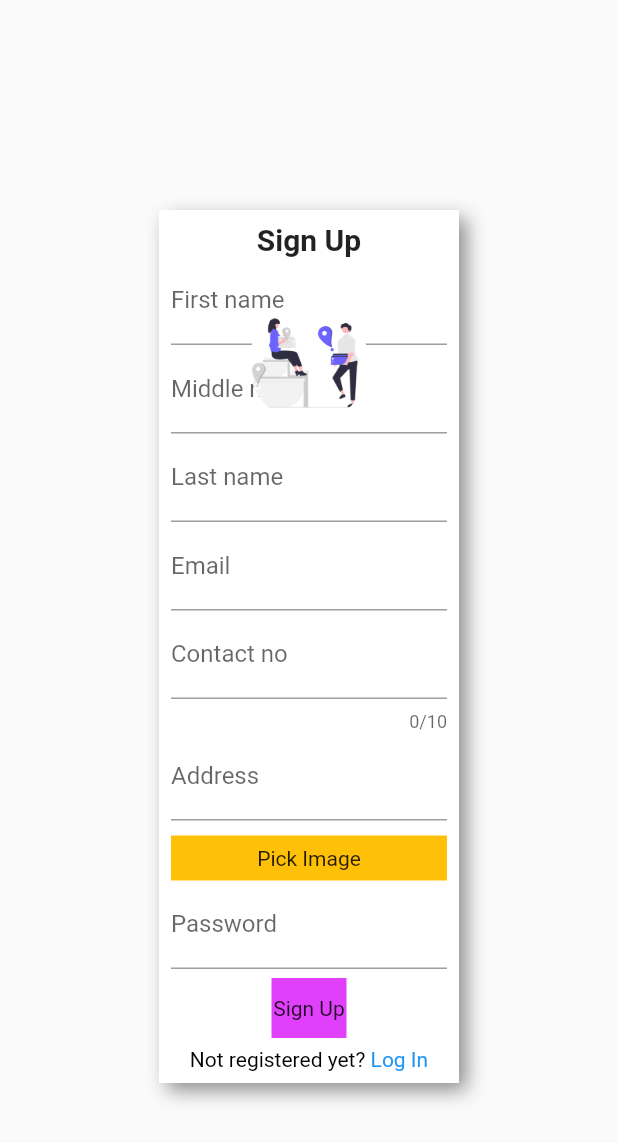
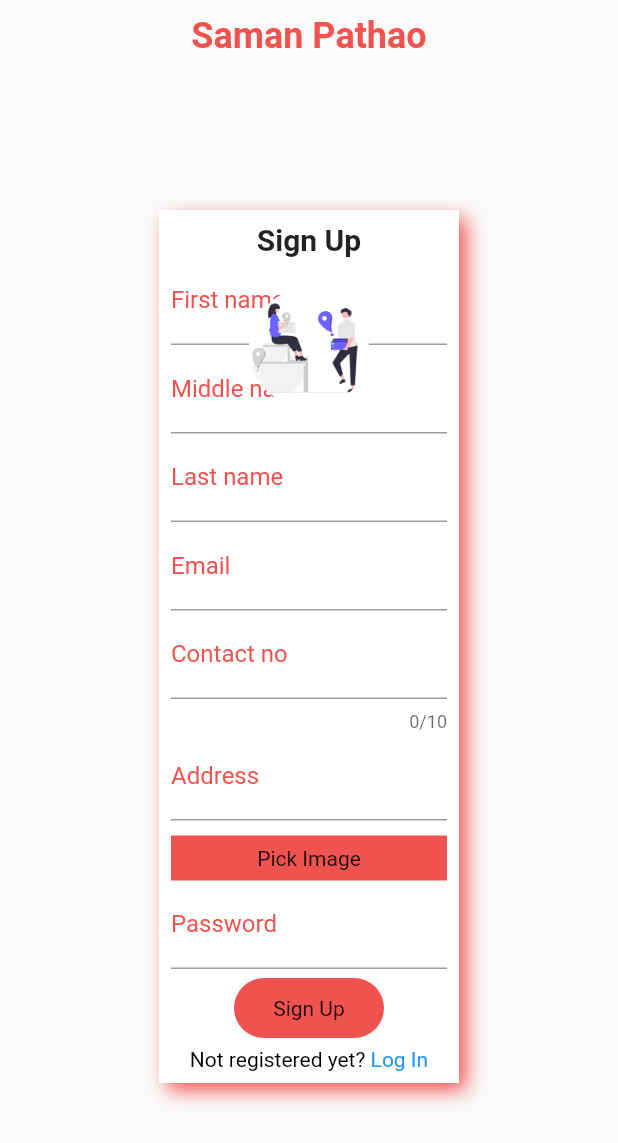
Before and after one commit to Babin6139/saman-pathao, a Flutter app: the SignUp screen opened by its route, on a phone screen of 412 x 824 dp. Shown: the top 1143 px of the screen. Run offline on Flutter 3.47's test engine with Material 2 defaults, Android fonts, the phone set to English and light mode, and no system bars; our stand-ins replace image_picker.

Commit message:
some design changes

```diff
--- a/client/customer/lib/pages/signup_page.dart
+++ b/client/customer/lib/pages/signup_page.dart
@@ -1,6 +1,7 @@
 import 'dart:io';
 import 'dart:convert';
 import 'package:customer/models/users.dart';
+import 'package:customer/utils/mycolor.dart';
 import 'package:flutter/gestures.dart';
 import 'package:flutter/material.dart';
 import 'package:image_picker/image_picker.dart';
@@ -38,7 +39,28 @@ class _SignUpState extends State<SignUp> {
     Size size = MediaQuery.of(context).size;
     return Material(
       child: SingleChildScrollView(
+        child: Container(
+          decoration: BoxDecoration(
+              //     gradient: LinearGradient(
+              //   begin: Alignment.topLeft,
+              //   end: Alignment.bottomRight,
+              //   colors: [Colors.blueAccent, Colors.green, Colors.black38],
+              // )),
+              ),
+          child: SafeArea(
             child: Stack(clipBehavior: Clip.none, children: [
+              Positioned(
+                width: size.width,
+                top: 10.0,
+                child: Text(
+                  "Saman Pathao",
+                  textAlign: TextAlign.center,
+                  style: TextStyle(
+                      fontSize: 24,
+                      fontWeight: FontWeight.bold,
+                      color: MyColor.color1),
+                ),
+              ),
               Center(
                 child: Container(
                   margin: EdgeInsets.only(top: 140, bottom: 40.0),
@@ -47,7 +69,7 @@ class _SignUpState extends State<SignUp> {
                     color: Colors.white,
                     boxShadow: [
                       BoxShadow(
-                    color: Colors.black45,
+                        color: MyColor.color1,
                         offset: Offset(5.0, 5.0),
                         blurRadius: 10.0,
                       ),
@@ -73,7 +95,8 @@ class _SignUpState extends State<SignUp> {
                           },
                           keyboardType: TextInputType.name,
                           decoration: InputDecoration(
-                          label: Text("First name"),
+                              label: Text("First name",
+                                  style: TextStyle(color: MyColor.color1)),
                               hintText: "Enter your first name"),
                         ),
                         TextFormField(
@@ -84,7 +107,8 @@ class _SignUpState extends State<SignUp> {
                           },
                           keyboardType: TextInputType.name,
                           decoration: InputDecoration(
-                          label: Text("Middle name"),
+                              label: Text("Middle name",
+                                  style: TextStyle(color: MyColor.color1)),
                               hintText: "Enter you middle name"),
                         ),
                         TextFormField(
@@ -95,7 +119,8 @@ class _SignUpState extends State<SignUp> {
                           },
                           keyboardType: TextInputType.name,
                           decoration: InputDecoration(
-                          label: Text("Last name"),
+                              label: Text("Last name",
+                                  style: TextStyle(color: MyColor.color1)),
                               hintText: "Enter your last name"),
                         ),
                         TextFormField(
@@ -106,7 +131,9 @@ class _SignUpState extends State<SignUp> {
                           },
                           keyboardType: TextInputType.emailAddress,
                           decoration: InputDecoration(
-                          label: Text("Email"), hintText: "Enter your email"),
+                              label: Text("Email",
+                                  style: TextStyle(color: MyColor.color1)),
+                              hintText: "Enter your email"),
                         ),
                         TextFormField(
                           onChanged: (value) {
@@ -117,7 +144,8 @@ class _SignUpState extends State<SignUp> {
                           keyboardType: TextInputType.phone,
                           maxLength: 10,
                           decoration: InputDecoration(
-                          label: Text("Contact no"),
+                              label: Text("Contact no",
+                                  style: TextStyle(color: MyColor.color1)),
                               hintText: "Enter your contact no"),
                         ),
                         TextFormField(
@@ -127,7 +155,8 @@ class _SignUpState extends State<SignUp> {
                             });
                           },
                           decoration: InputDecoration(
-                          label: Text("Address"),
+                              label: Text("Address",
+                                  style: TextStyle(color: MyColor.color1)),
                               hintText: "Enter your address"),
                         ),
                         SizedBox(
@@ -139,7 +168,7 @@ class _SignUpState extends State<SignUp> {
                             clipBehavior: Clip.antiAlias,
                             duration: Duration(seconds: 1),
                             decoration: BoxDecoration(
-                            color: Colors.amber,
+                                color: MyColor.color1,
                                 borderRadius: checkPhoto
                                     ? BorderRadius.circular(100)
                                     : BorderRadius.circular(0)),
@@ -159,19 +188,21 @@ class _SignUpState extends State<SignUp> {
                           },
                           obscureText: true,
                           decoration: InputDecoration(
-                          label: Text("Password"),
+                              label: Text("Password",
+                                  style: TextStyle(color: MyColor.color1)),
                               hintText: "Enter your password"),
                         ),
                         SizedBox(
                           height: 6.0,
                         ),
                         Material(
-                      color: Colors.purpleAccent,
+                          color: MyColor.color1,
+                          borderRadius: BorderRadius.circular(100),
                           child: InkWell(
                             onTap: signUp,
                             splashColor: Colors.purple,
                             child: Container(
-                          width: 50,
+                              width: 100,
                               height: 40,
                               alignment: Alignment.center,
                               child: Text("Sign Up"),
@@ -200,7 +231,7 @@ class _SignUpState extends State<SignUp> {
                 ),
               ),
               Positioned(
-              top: size.height / 2 - 210,
+                  top: size.height / 2 - 220,
                   left: size.width / 2 - 40.0,
                   child: Container(
                     clipBehavior: Clip.antiAlias,
@@ -210,10 +241,12 @@ class _SignUpState extends State<SignUp> {
                       "assets/images/login.png",
                       fit: BoxFit.cover,
                     ),
-                decoration:
-                    BoxDecoration(borderRadius: BorderRadius.circular(40.0)),
+                    decoration: BoxDecoration(
+                        borderRadius: BorderRadius.circular(40.0)),
                   )),
             ]),
+          ),
+        ),
       ),
     );
   }
--- /dev/null
+++ b/client/customer/lib/utils/mycolor.dart
@@ -0,0 +1,5 @@
+import 'package:flutter/material.dart';
+
+class MyColor {
+  static Color color1 = Colors.red.shade400;
+}
```
Also changed, not shown: client/customer/lib/pages/login_page.dart (+51 -17 lines). Lines whose indentation alone changed are shown as unchanged.
